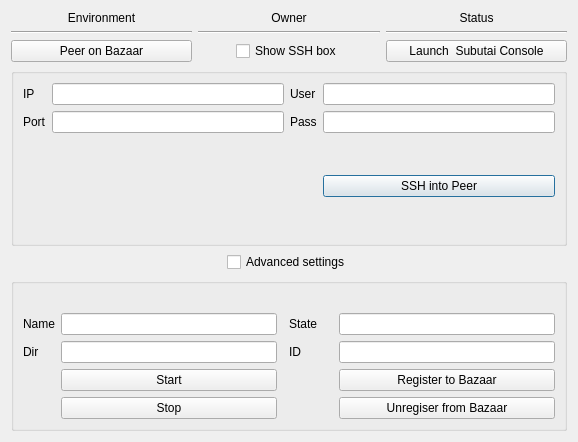
This is hub/forms/DlgPeer.ui in subutai-io/control-center as Qt 5 draws it before an edit. The edited form follows.
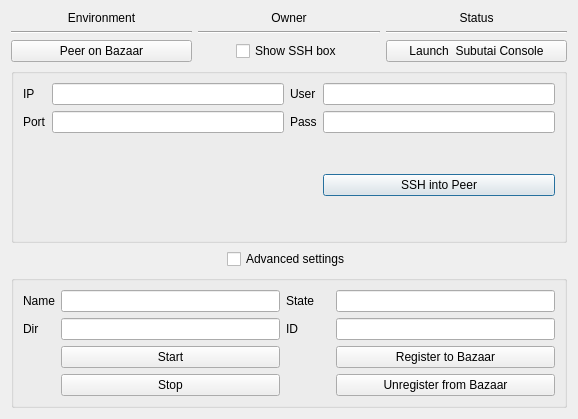
This is the edited form.

Commit message: all basic functions for peer control implemented #612

Patch:
```diff
--- a/hub/forms/DlgPeer.ui
+++ b/hub/forms/DlgPeer.ui
@@ -7,7 +7,7 @@
     <x>0</x>
     <y>0</y>
     <width>578</width>
-    <height>442</height>
+    <height>419</height>
    </rect>
   </property>
   <property name="windowTitle">
@@ -192,7 +192,7 @@
       <string/>
      </property>
      <layout class="QGridLayout" name="gridLayout_3">
-      <item row="4" column="4">
+      <item row="3" column="3">
        <layout class="QVBoxLayout" name="verticalLayout_4">
         <item>
          <widget class="QPushButton" name="btn_register">
@@ -204,37 +204,30 @@
         <item>
          <widget class="QPushButton" name="btn_unregister">
           <property name="text">
-           <string>Unregiser from Bazaar</string>
+           <string>Unregister from Bazaar</string>
           </property>
          </widget>
         </item>
        </layout>
       </item>
-      <item row="3" column="3">
+      <item row="2" column="2">
        <widget class="QLabel" name="lbl_id">
         <property name="text">
          <string>ID</string>
         </property>
        </widget>
       </item>
-      <item row="0" column="1" colspan="4">
-       <widget class="QLabel" name="lbl_machine_info">
-        <property name="text">
-         <string/>
-        </property>
-       </widget>
-      </item>
-      <item row="2" column="4">
+      <item row="1" column="3">
        <widget class="QLineEdit" name="le_state"/>
       </item>
-      <item row="3" column="0">
+      <item row="2" column="0">
        <widget class="QLabel" name="lbl_dir">
         <property name="text">
          <string>Dir</string>
         </property>
        </widget>
       </item>
-      <item row="4" column="1">
+      <item row="3" column="1">
        <layout class="QVBoxLayout" name="verticalLayout_3">
         <item>
          <widget class="QPushButton" name="btn_start">
@@ -252,7 +245,7 @@
         </item>
        </layout>
       </item>
-      <item row="2" column="0">
+      <item row="1" column="0">
        <widget class="QLabel" name="lbl_name">
         <property name="text">
          <string>Name</string>
@@ -260,15 +253,15 @@
        </widget>
       </item>
       <item row="2" column="1">
-       <widget class="QLineEdit" name="le_name"/>
-      </item>
-      <item row="3" column="4">
-       <widget class="QLineEdit" name="le_id"/>
-      </item>
-      <item row="3" column="1">
        <widget class="QLineEdit" name="le_dir"/>
       </item>
       <item row="2" column="3">
+       <widget class="QLineEdit" name="le_id"/>
+      </item>
+      <item row="1" column="1">
+       <widget class="QLineEdit" name="le_name"/>
+      </item>
+      <item row="1" column="2">
        <widget class="QLabel" name="lbl_state">
         <property name="minimumSize">
          <size>
```
The commit also changes 72 other files.
